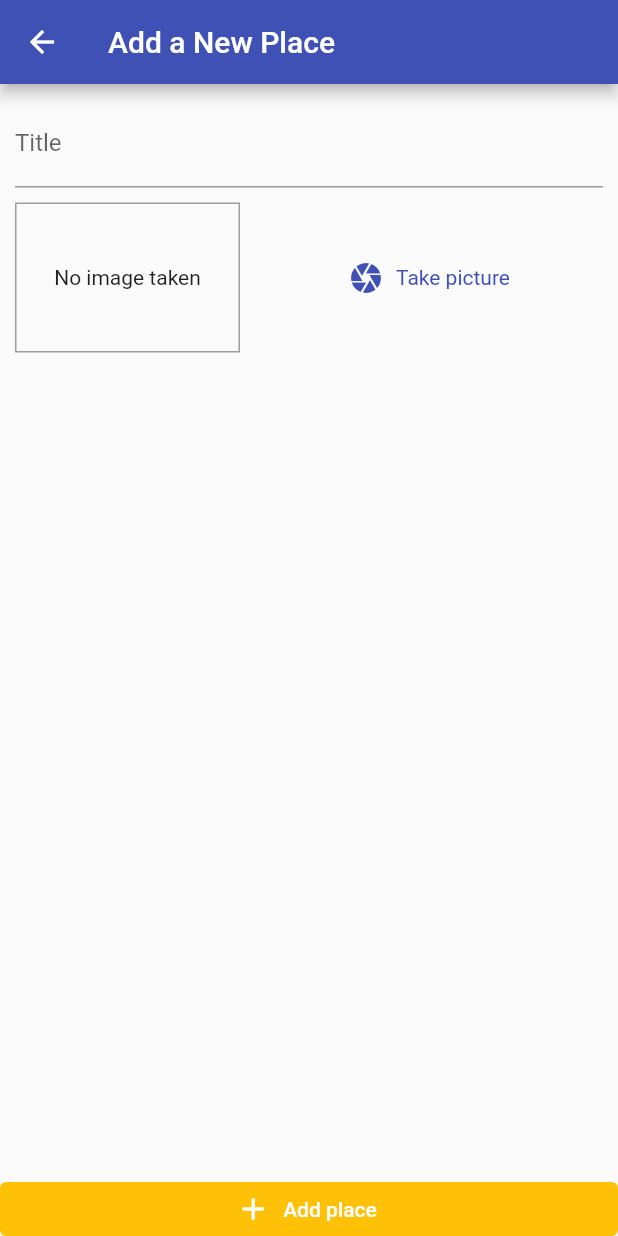
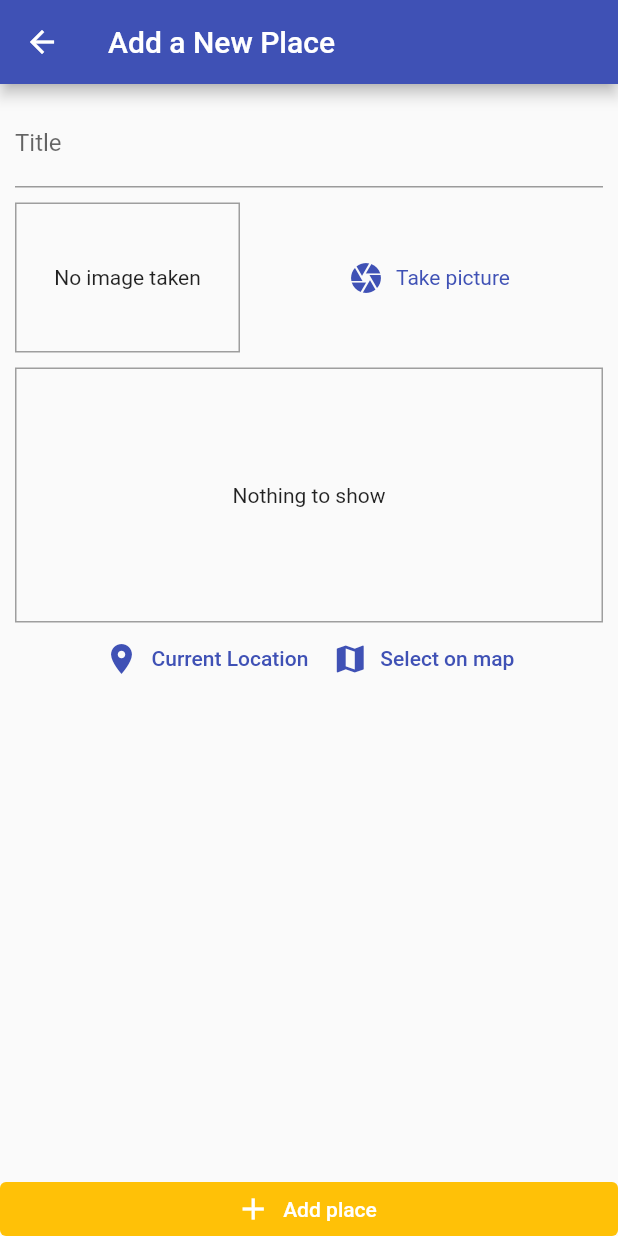
Before and after one commit to bimba9944/flutter_great_places, a Flutter app: the screen it shows after launch, after a tap on the "add" icon, on a phone screen of 412 x 824 dp. Run offline on Flutter 3.47's test engine with Material 2 defaults, Android fonts, the phone set to English and light mode, and no system bars; our stand-ins replace flutter_map, image_picker, latlong2, location, sqflite; accounts and stored records are empty.

Commit message:
location on map

```diff
--- a/lib/screens/add_place_screen.dart
+++ b/lib/screens/add_place_screen.dart
@@ -1,6 +1,8 @@
 import 'package:flutter/material.dart';
 import 'package:great_places/widgets/image_input.dart';
 import 'dart:io';
+
+import 'package:great_places/widgets/location_input.dart';
 
 class AddPlaceScreen extends StatefulWidget {
   final Function addPlace;
@@ -51,6 +53,8 @@ class _AddPlaceScreenState extends State<AddPlaceScreen> {
                       height: 10,
                     ),
                     ImageInput(_selectImage),
+                    const SizedBox(height: 10),
+                    const LocationInput(),
                   ],
                 ),
               ),
--- /dev/null
+++ b/lib/widgets/location_input.dart
@@ -0,0 +1,52 @@
+import 'package:flutter/material.dart';
+import 'package:great_places/helpers/map_helper.dart';
+import 'package:location/location.dart';
+
+class LocationInput extends StatefulWidget {
+  const LocationInput({Key? key}) : super(key: key);
+
+  @override
+  State<LocationInput> createState() => _LocationInputState();
+}
+
+class _LocationInputState extends State<LocationInput> {
+  double? latitude;
+  double? longitude;
+
+  Future<void> _getCurrentUserLocation() async {
+    final locData = await Location().getLocation();
+    latitude = locData.latitude!;
+    longitude = locData.longitude!;
+    setState(() {});
+  }
+
+  @override
+  Widget build(BuildContext context) {
+    return Column(
+      children: [
+        Container(
+          decoration: BoxDecoration(border: Border.all(color: Colors.grey, width: 1)),
+          height: 170,
+          width: double.infinity,
+          alignment: Alignment.center,
+          child: latitude == null ? const Center(child: Text('Nothing to show'),) : MapHelper(latitude!, longitude!),
+        ),
+        Row(
+          mainAxisAlignment: MainAxisAlignment.center,
+          children: [
+            TextButton.icon(
+              onPressed: _getCurrentUserLocation,
+              icon: const Icon(Icons.location_on),
+              label: const Text('Current Location'),
+            ),
+            TextButton.icon(
+              onPressed: () {},
+              icon: const Icon(Icons.map),
+              label: const Text('Select on map'),
+            ),
+          ],
+        )
+      ],
+    );
+  }
+}
--- a/pubspec.yaml
+++ b/pubspec.yaml
@@ -33,6 +33,8 @@ dependencies:
   path_provider: ^2.0.13
   path: ^1.8.1
   sqflite: ^2.0.3+1
+  location: ^4.4.0
+  flutter_map: ^2.2.0
 
 
   # The following adds the Cupertino Icons font to your application.
```
Also changed, not shown: lib/helpers/map_helper.dart (added, +27 -0 lines), pubspec.lock, 2 other files.
